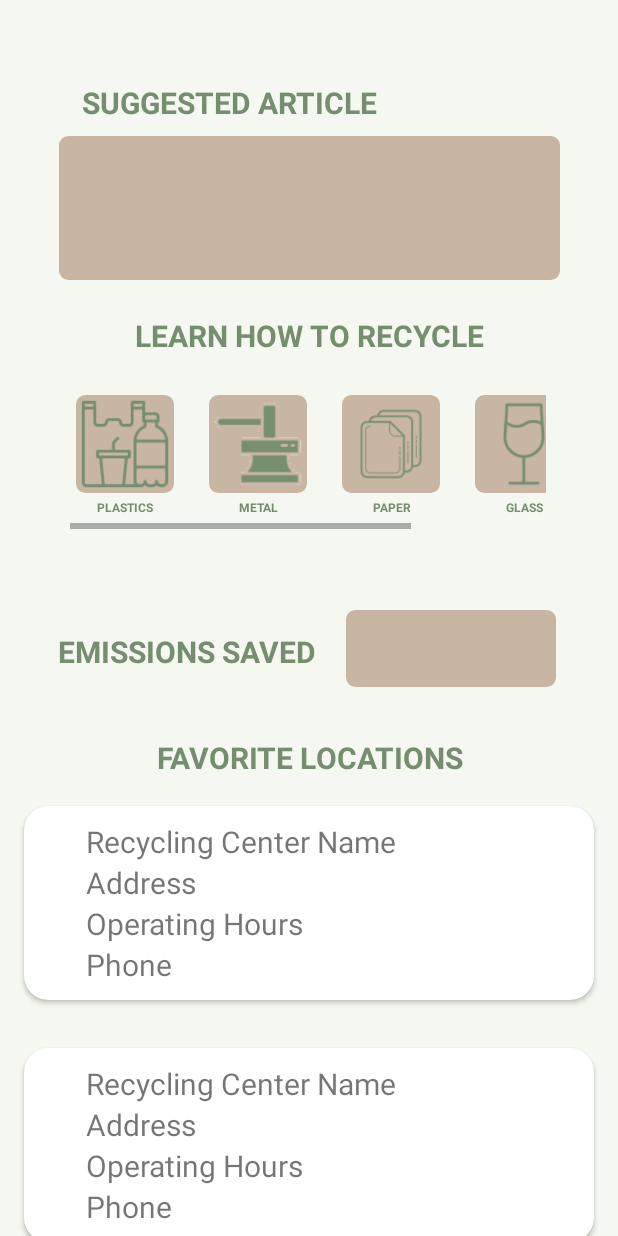
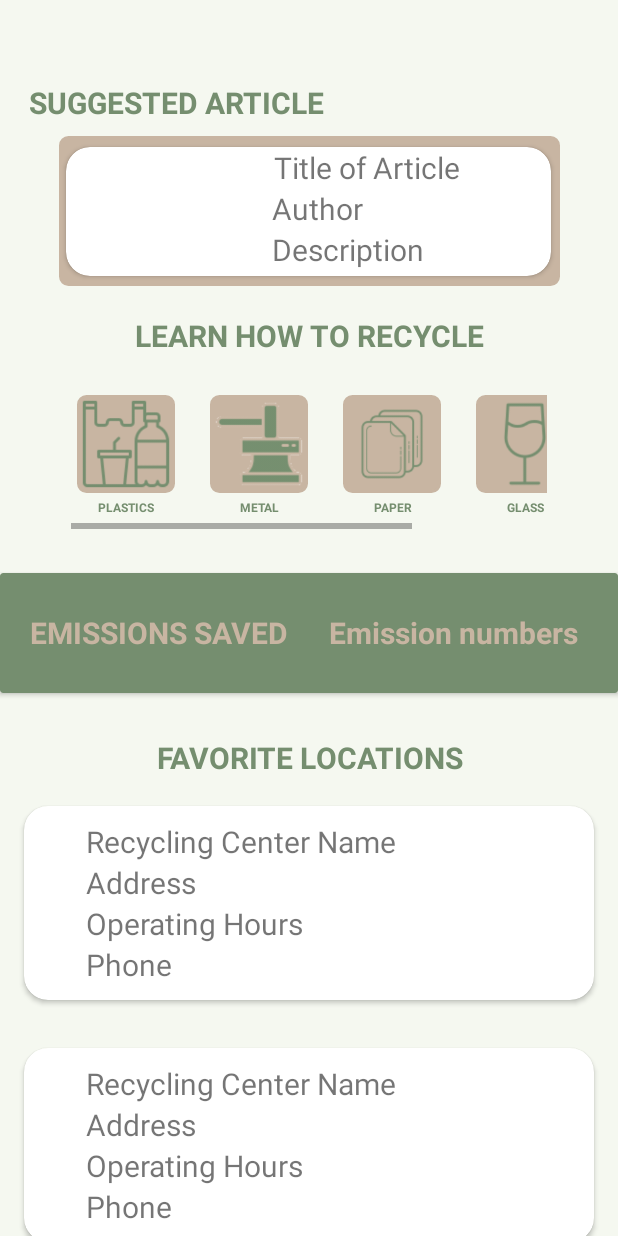
Before and after one commit to RedRito/CMPE133Project, an Android app: the layout fragment_homepage.xml on its own in the app's theme, with its tools: preview values and no code run, on a phone screen of 412 x 824 dp. Run offline under Robolectric (Android 15) with nearby library versions, the phone set to English and light mode, and no system bars.

Commit message:
removed binding

```diff
--- a/app/src/main/java/com/cmpe133/recycledex/HomeFragment.kt
+++ b/app/src/main/java/com/cmpe133/recycledex/HomeFragment.kt
@@ -137,17 +137,17 @@ class HomeFragment : Fragment(R.layout.fragment_homepage) {
             transaction.disallowAddToBackStack()
             transaction.commit()
         }
-        var articleBoxHomePage: View = rootView.findViewById(R.id.articleBoxHomePage)
+        var articleBoxHomePage: CardView = rootView.findViewById(R.id.cvsuggesteditem)
         articleBoxHomePage.setOnClickListener {
             val transaction = requireActivity().supportFragmentManager.beginTransaction()
-            transaction.replace(R.id.articleBoxHomePage, SearchingFragment())
+            transaction.replace(R.id.cvsuggesteditem, SearchingFragment())
             transaction.disallowAddToBackStack()
             transaction.commit()
         }
-        var calculationbox: View = rootView.findViewById(R.id.calculationbox)
+        var calculationbox: CardView = rootView.findViewById(R.id.tv_totalemiss)
         calculationbox.setOnClickListener {
             val transaction = requireActivity().supportFragmentManager.beginTransaction()
-            transaction.replace(R.id.calculationbox, ProfileFragment())
+            transaction.replace(R.id.tv_totalemiss, ProfileFragment())
             transaction.disallowAddToBackStack()
             transaction.commit()
         }
--- a/app/src/main/res/layout/fragment_homepage.xml
+++ b/app/src/main/res/layout/fragment_homepage.xml
@@ -2,10 +2,10 @@
 <androidx.constraintlayout.widget.ConstraintLayout xmlns:android="http://schemas.android.com/apk/res/android"
     xmlns:app="http://schemas.android.com/apk/res-auto"
     xmlns:tools="http://schemas.android.com/tools"
+    android:id="@+id/homepage"
     android:layout_width="match_parent"
     android:layout_height="match_parent"
     android:background="@color/lightgreen"
-    android:id="@+id/homepage"
     tools:context=".HomeFragment">
 
     <HorizontalScrollView
@@ -15,17 +15,17 @@
         android:layout_marginStart="8dp"
         android:layout_marginTop="12dp"
         android:layout_marginEnd="6dp"
-        app:layout_constraintEnd_toEndOf="@+id/calculationbox"
+        app:layout_constraintEnd_toEndOf="@+id/cv_totalemissions"
         app:layout_constraintHorizontal_bias="0.0"
-        app:layout_constraintStart_toStartOf="@+id/tv_calculation"
+        app:layout_constraintStart_toStartOf="@+id/articleBoxHomePage"
         app:layout_constraintTop_toBottomOf="@+id/tv_recentsearch">
 
         <LinearLayout
             android:layout_width="wrap_content"
             android:layout_height="match_parent"
             android:layout_marginTop="10dp"
-            android:orientation="horizontal"
-            android:baselineAligned="false">
+            android:baselineAligned="false"
+            android:orientation="horizontal">
 
             <LinearLayout
                 android:id="@+id/plastics"
@@ -41,10 +41,10 @@
                     android:layout_height="65dp"
                     android:layout_marginEnd="15dp"
                     android:background="@drawable/boxes"
-                    android:src="@drawable/plastics"
                     android:clickable="true"
+                    android:contentDescription="@string/plastics"
                     android:focusable="true"
-                    android:contentDescription="@string/plastics" />
+                    android:src="@drawable/plastics" />
 
                 <TextView
                     android:id="@+id/learnto1text"
@@ -74,10 +74,10 @@
                     android:layout_height="65dp"
                     android:layout_marginEnd="15dp"
                     android:background="@drawable/boxes"
-                    android:src="@drawable/metal"
                     android:clickable="true"
+                    android:contentDescription="@string/metal"
                     android:focusable="true"
-                    android:contentDescription="@string/metal" />
+                    android:src="@drawable/metal" />
 
                 <TextView
                     android:id="@+id/learnto2text"
@@ -107,10 +107,10 @@
                     android:layout_height="65dp"
                     android:layout_marginEnd="15dp"
                     android:background="@drawable/boxes"
-                    android:src="@drawable/paper"
                     android:clickable="true"
+                    android:contentDescription="@string/paper"
                     android:focusable="true"
-                    android:contentDescription="@string/paper" />
+                    android:src="@drawable/paper" />
 
 
                 <TextView
@@ -141,10 +141,10 @@
                     android:layout_height="65dp"
                     android:layout_marginEnd="15dp"
                     android:background="@drawable/boxes"
-                    android:src="@drawable/wineglass"
                     android:clickable="true"
+                    android:contentDescription="@string/glass"
                     android:focusable="true"
-                    android:contentDescription="@string/glass" />
+                    android:src="@drawable/wineglass" />
 
                 <TextView
                     android:id="@+id/learnto4text"
@@ -174,10 +174,10 @@
                     android:layout_height="65dp"
                     android:layout_marginEnd="15dp"
                     android:background="@drawable/boxes"
-                    android:src="@drawable/electronics"
                     android:clickable="true"
+                    android:contentDescription="@string/electronics"
                     android:focusable="true"
-                    android:contentDescription="@string/electronics" />
+                    android:src="@drawable/electronics" />
 
                 <TextView
                     android:id="@+id/learnto5text"
@@ -209,12 +209,12 @@
         app:layout_constraintBottom_toTopOf="@+id/tv_recentsearch"
         app:layout_constraintEnd_toEndOf="parent"
         app:layout_constraintHorizontal_bias="0.091"
-        app:layout_constraintStart_toStartOf="@+id/tv_calculation" />
+        app:layout_constraintStart_toStartOf="@+id/cv_totalemissions" />
 
     <View
         android:id="@+id/articleBoxHomePage"
         android:layout_width="334dp"
-        android:layout_height="96dp"
+        android:layout_height="100dp"
         android:background="@drawable/boxes"
         android:clickable="true"
         android:focusable="true"
@@ -224,18 +224,6 @@
         app:layout_constraintTop_toBottomOf="@+id/tv_suggestedArticle"
         app:layout_constraintVertical_bias="0.013" />
 
-    <!--<androidx.recyclerview.widget.RecyclerView
-        android:id="@+id/rvsearch"
-        android:layout_width="334dp"
-        android:layout_height="96dp"
-        app:layout_constraintBottom_toBottomOf="parent"
-        app:layout_constraintEnd_toEndOf="parent"
-        app:layout_constraintHorizontal_bias="0.491"
-        app:layout_constraintStart_toStartOf="parent"
-        app:layout_constraintTop_toBottomOf="@id/tv_suggestedArticle"
-        app:layout_constraintVertical_bias="0.0"
-        tools:listitem="@layout/fragment_articles" />
--->
     <TextView
         android:id="@+id/tv_recentsearch"
         android:layout_width="wrap_content"
@@ -252,44 +240,59 @@
         app:layout_constraintTop_toTopOf="parent"
         app:layout_constraintVertical_bias="0.264" />
 
+    <androidx.cardview.widget.CardView
+        android:id="@+id/cv_totalemissions"
+        android:layout_width="match_parent"
+        android:layout_height="wrap_content"
+        android:clickable="true"
+        app:cardBackgroundColor="@color/mildishGreen"
+        app:layout_constraintBottom_toTopOf="@id/tvfaveloc"
+        app:layout_constraintTop_toBottomOf="@+id/horizontalScrollView"
+        android:focusable="true">
+
+        <androidx.constraintlayout.widget.ConstraintLayout
+            android:layout_width="match_parent"
+            android:layout_height="wrap_content">
+
             <TextView
-        android:id="@+id/tv_calculation"
+                android:id="@+id/tv_emiss2"
                 android:layout_width="wrap_content"
-        android:layout_height="wrap_content"
-        android:layout_alignParentStart="true"
+                android:layout_height="80dp"
+                android:layout_marginStart="20dp"
                 android:fontFamily="sans-serif"
+                android:gravity="center_vertical"
                 android:text="@string/emissionssaved"
-        android:textColor="@color/mildishGreen"
+                android:textColor="@color/lightbrown"
                 android:textStyle="bold"
                 app:layout_constraintBottom_toBottomOf="parent"
-        app:layout_constraintEnd_toEndOf="parent"
-        app:layout_constraintHorizontal_bias="0.162"
+                app:layout_constraintRight_toLeftOf="@id/tv_totalemiss"
                 app:layout_constraintStart_toStartOf="parent"
-        app:layout_constraintTop_toTopOf="parent"
-        app:layout_constraintVertical_bias="0.528" />
+                app:layout_constraintTop_toTopOf="parent" />
 
-    <View
-        android:id="@+id/calculationbox"
-        android:layout_width="140dp"
-        android:layout_height="51dp"
-        android:background="@drawable/boxes"
+            <TextView
+                android:id="@+id/tv_totalemiss"
+                android:layout_width="wrap_content"
+                android:layout_height="80dp"
                 android:clickable="true"
                 android:focusable="true"
-        android:textColor="@color/mildishGreen"
+                android:fontFamily="sans-serif"
+                android:gravity="center_vertical"
+                android:text="@string/emission_numbers"
+                android:textColor="@color/lightbrown"
+                android:textSize="20sp"
                 android:textStyle="bold"
-        app:layout_constraintBottom_toBottomOf="parent"
                 app:layout_constraintEnd_toEndOf="parent"
-        app:layout_constraintHorizontal_bias="0.849"
-        app:layout_constraintStart_toStartOf="parent"
-        app:layout_constraintTop_toTopOf="parent"
-        app:layout_constraintVertical_bias="0.526" />
+                app:layout_constraintStart_toEndOf="@+id/tv_emiss2"
+                app:layout_constraintTop_toTopOf="parent" />
+        </androidx.constraintlayout.widget.ConstraintLayout>
+    </androidx.cardview.widget.CardView>
 
     <TextView
-        android:id="@+id/tvSuggestedRC"
-        android:text="@string/favoritelocations"
+        android:id="@+id/tvfaveloc"
         android:layout_width="match_parent"
         android:layout_height="30dp"
         android:layout_marginTop="4dp"
+        android:text="@string/favoritelocations"
         android:textAlignment="center"
         android:textColor="@color/mildishGreen"
         android:textSize="20sp"
@@ -298,9 +301,9 @@
         app:layout_constraintEnd_toEndOf="parent"
         app:layout_constraintHorizontal_bias="0.181"
         app:layout_constraintStart_toStartOf="parent"
+        app:layout_constraintTop_toBottomOf="@+id/tv_recentsearch"
         app:layout_constraintTop_toTopOf="parent"
-        app:layout_constraintVertical_bias="0.617"
-        app:layout_constraintTop_toBottomOf="@+id/calculationbox" />
+        app:layout_constraintVertical_bias="0.617" />
 
     <androidx.recyclerview.widget.RecyclerView
         android:id="@+id/rcFavLocHome"
@@ -311,8 +314,85 @@
         app:layout_constraintEnd_toEndOf="parent"
         app:layout_constraintHorizontal_bias="0.0"
         app:layout_constraintStart_toStartOf="parent"
-        app:layout_constraintTop_toBottomOf="@id/tvSuggestedRC"
+        app:layout_constraintTop_toBottomOf="@id/tvfaveloc"
         tools:listitem="@layout/centers_card" />
+
+    <androidx.cardview.widget.CardView
+        android:id="@+id/cvsuggesteditem"
+        android:layout_width="323dp"
+        android:layout_height="86dp"
+        android:layout_margin="16dp"
+        app:cardCornerRadius="16dp"
+        app:layout_constraintBottom_toBottomOf="parent"
+        app:layout_constraintEnd_toEndOf="parent"
+        app:layout_constraintHorizontal_bias="0.491"
+        app:layout_constraintStart_toStartOf="parent"
+        app:layout_constraintTop_toBottomOf="@+id/tv_suggestedArticle"
+        app:layout_constraintVertical_bias="0.0">
+
+        <androidx.constraintlayout.widget.ConstraintLayout
+            android:layout_width="match_parent"
+            android:layout_height="wrap_content"
+            android:layout_marginLeft="16dp"
+            android:layout_marginRight="16dp">
+
+
+            <com.google.android.material.imageview.ShapeableImageView
+                android:id="@+id/ivArticleImage"
+                android:layout_width="120dp"
+                android:layout_height="wrap_content"
+                android:layout_marginHorizontal="1dp"
+                app:layout_constraintBottom_toBottomOf="@+id/tvArticleDescription"
+                app:layout_constraintEnd_toStartOf="@+id/tvArticleTitle"
+                app:layout_constraintHorizontal_bias="0.0"
+                app:layout_constraintStart_toStartOf="parent"
+                app:layout_constraintTop_toTopOf="parent"
+                app:layout_constraintVertical_bias="0.0"
+                tools:ignore="MissingConstraints" />
+
+
+            <TextView
+                android:id="@+id/tvArticleTitle"
+                android:layout_width="0dp"
+                android:layout_height="wrap_content"
+                android:fontFamily="sans-serif"
+                android:text="@string/title_of_article"
+                android:textSize="20sp"
+                app:layout_constraintBottom_toTopOf="@+id/tvArticleAuthor"
+                app:layout_constraintEnd_toEndOf="parent"
+                app:layout_constraintHorizontal_bias="0.0"
+                app:layout_constraintStart_toEndOf="@+id/ivArticleImage"
+                app:layout_constraintTop_toTopOf="parent"
+                app:layout_constraintVertical_bias="0.0" />
+
+            <TextView
+                android:id="@+id/tvArticleAuthor"
+                android:layout_width="0dp"
+                android:layout_height="wrap_content"
+                android:fontFamily="sans-serif"
+                android:text="@string/author"
+                android:textSize="20sp"
+                app:layout_constraintBottom_toTopOf="@+id/tvArticleDescription"
+                app:layout_constraintEnd_toEndOf="parent"
+                app:layout_constraintHorizontal_bias="0.0"
+                app:layout_constraintStart_toEndOf="@id/ivArticleImage"
+                app:layout_constraintTop_toBottomOf="@id/tvArticleTitle" />
+
+            <TextView
+                android:id="@+id/tvArticleDescription"
+                android:layout_width="0dp"
+                android:layout_height="wrap_content"
+                android:fontFamily="sans-serif"
+                android:text="@string/description"
+                android:textSize="20sp"
+                app:layout_constraintEnd_toEndOf="parent"
+                app:layout_constraintHorizontal_bias="0.0"
+                app:layout_constraintStart_toEndOf="@id/ivArticleImage"
+                app:layout_constraintTop_toBottomOf="@id/tvArticleAuthor" />
+
+        </androidx.constraintlayout.widget.ConstraintLayout>
+
+    </androidx.cardview.widget.CardView>
 
 
 </androidx.constraintlayout.widget.ConstraintLayout>
--- a/app/src/main/res/values/strings.xml
+++ b/app/src/main/res/values/strings.xml
@@ -124,4 +124,5 @@
     <string name="title_of_article">Title of Article</string>
     <string name="author">Author</string>
     <string name="description">Description</string>
+    <string name="emission_numbers">Emission numbers</string>
 </resources>
```
Lines whose indentation alone changed are shown as unchanged.
